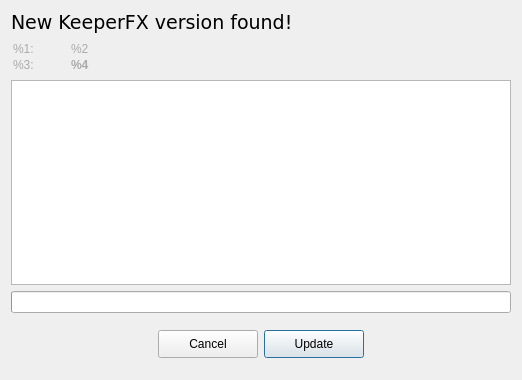
yani/keeperfx-launcher-qt, file ui/updatedialog.ui: the form before one commit.
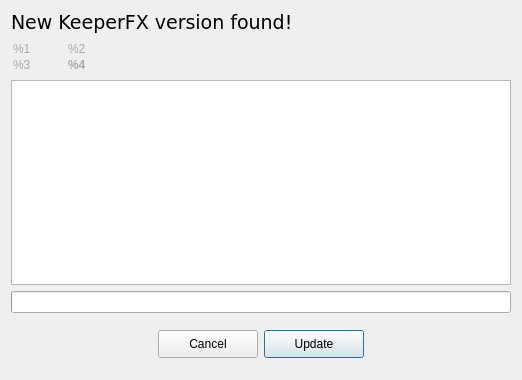
The form after the commit.

The edit to the form file:
```diff
--- a/ui/updatedialog.ui
+++ b/ui/updatedialog.ui
@@ -49,11 +49,11 @@
      <property name="text">
       <string notr="true">&lt;table&gt;
 &lt;tr&gt;
-&lt;td style=&quot;text-align: left;&quot;&gt;%1:&lt;/td&gt;
+&lt;td style=&quot;text-align: left;&quot;&gt;%1&lt;/td&gt;
 &lt;td style=&quot;text-align: left; padding-left: 35px;&quot;&gt;%2&lt;/td&gt;
 &lt;/tr&gt;
 &lt;tr&gt;
-&lt;td style=&quot;text-align: left;&quot;&gt;%3:&lt;/td&gt;
+&lt;td style=&quot;text-align: left;&quot;&gt;%3&lt;/td&gt;
 &lt;td style=&quot;text-align: left; padding-left: 35px;&quot;&gt;&lt;strong&gt;%4&lt;/strong&gt;&lt;/td&gt;
 &lt;/tr&gt;
 &lt;/table&gt;</string>
```
